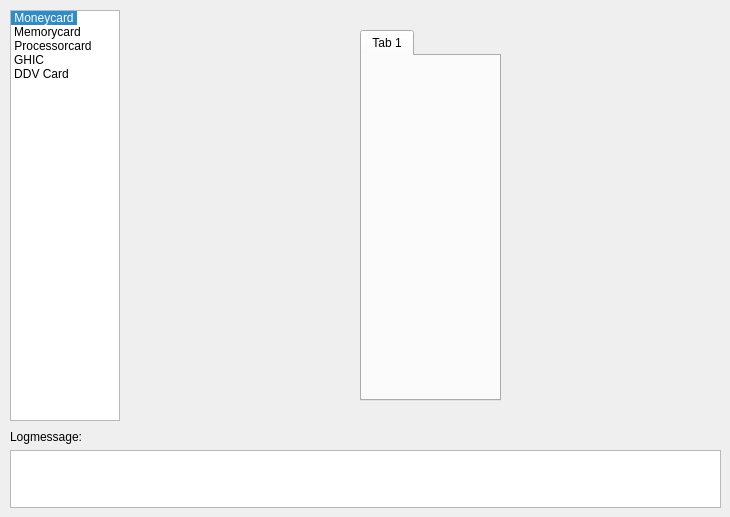
The window that trunk/ui/qcardreader.ui (BackupTheBerlios/kcardreader-svn) describes before a commit, drawn with Qt 5.
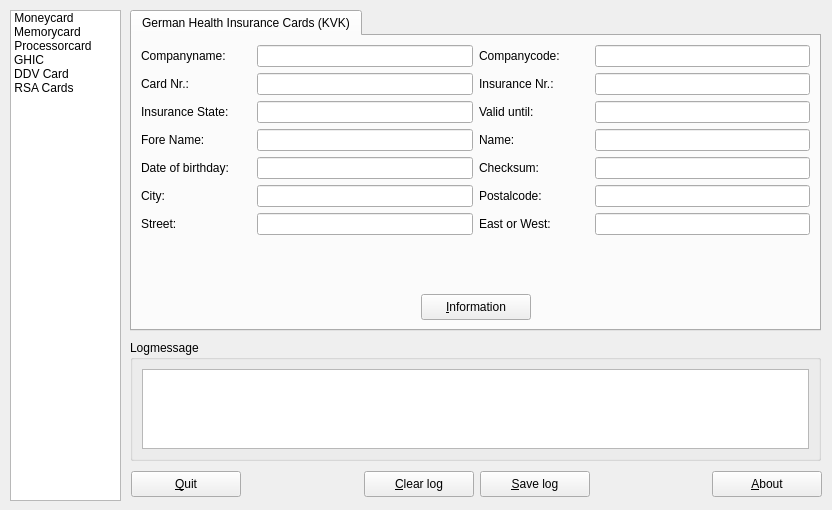
The same window after the commit. The open tabs and pages were chosen to show the change. Icons and pictures are not drawn.

Commit message: * update source/header * add functionality for KVK - Cards Data * now problem undefined symbols by LC_KVKCard_ExtendCard and LC_KVKCard_GetCardData ???

The edit to the form file:
```diff
--- a/trunk/ui/qcardreader.ui
+++ b/trunk/ui/qcardreader.ui
@@ -8,74 +8,22 @@
    <rect>
     <x>0</x>
     <y>0</y>
-    <width>730</width>
-    <height>517</height>
+    <width>832</width>
+    <height>510</height>
    </rect>
   </property>
-  <widget class="QWidget" name="layoutWidget" >
-   <property name="geometry" >
-    <rect>
-     <x>10</x>
-     <y>430</y>
-     <width>711</width>
-     <height>78</height>
-    </rect>
-   </property>
-   <layout class="QVBoxLayout" >
-    <property name="margin" >
-     <number>0</number>
-    </property>
-    <property name="spacing" >
-     <number>6</number>
-    </property>
-    <item>
-     <widget class="QLabel" name="labelLogMessage" >
-      <property name="minimumSize" >
-       <size>
-        <width>110</width>
-        <height>0</height>
-       </size>
-      </property>
-      <property name="maximumSize" >
-       <size>
-        <width>110</width>
-        <height>16777215</height>
-       </size>
-      </property>
-      <property name="text" >
-       <string>Logmessage:</string>
-      </property>
-      <property name="buddy" >
-       <cstring>listWidgetCard</cstring>
-      </property>
-     </widget>
-    </item>
-    <item>
-     <widget class="QListWidget" name="listWidgetLogMessage" />
-    </item>
-   </layout>
-  </widget>
+  <property name="windowTitle" >
+   <string>QCardReader</string>
+  </property>
   <widget class="QListWidget" name="listWidgetCard" >
    <property name="geometry" >
     <rect>
      <x>10</x>
      <y>10</y>
-     <width>110</width>
-     <height>411</height>
+     <width>111</width>
+     <height>491</height>
     </rect>
    </property>
-   <property name="minimumSize" >
-    <size>
-     <width>110</width>
-     <height>411</height>
-    </size>
-   </property>
-   <property name="maximumSize" >
-    <size>
-     <width>110</width>
-     <height>16777215</height>
-    </size>
-   </property>
    <property name="iconSize" >
     <size>
      <width>96</width>
@@ -89,7 +37,7 @@
     <enum>QListView::IconMode</enum>
    </property>
    <property name="currentRow" >
-    <number>0</number>
+    <number>-1</number>
    </property>
    <item>
     <property name="text" >
@@ -131,14 +79,142 @@
      <iconset resource="../res/qcr.qrc" >:/images/empty.png</iconset>
     </property>
    </item>
+   <item>
+    <property name="text" >
+     <string>RSA Cards</string>
+    </property>
+    <property name="icon" >
+     <iconset resource="../res/qcr.qrc" >:/images/empty.png</iconset>
+    </property>
+   </item>
+  </widget>
+  <widget class="QWidget" name="layoutWidget" >
+   <property name="geometry" >
+    <rect>
+     <x>131</x>
+     <y>470</y>
+     <width>691</width>
+     <height>28</height>
+    </rect>
+   </property>
+   <layout class="QHBoxLayout" >
+    <property name="margin" >
+     <number>0</number>
+    </property>
+    <property name="spacing" >
+     <number>6</number>
+    </property>
+    <item>
+     <widget class="QPushButton" name="pushButton_2" >
+      <property name="minimumSize" >
+       <size>
+        <width>110</width>
+        <height>26</height>
+       </size>
+      </property>
+      <property name="maximumSize" >
+       <size>
+        <width>110</width>
+        <height>26</height>
+       </size>
+      </property>
+      <property name="text" >
+       <string>&amp;Quit</string>
+      </property>
+     </widget>
+    </item>
+    <item>
+     <spacer>
+      <property name="orientation" >
+       <enum>Qt::Horizontal</enum>
+      </property>
+      <property name="sizeHint" >
+       <size>
+        <width>40</width>
+        <height>20</height>
+       </size>
+      </property>
+     </spacer>
+    </item>
+    <item>
+     <widget class="QPushButton" name="pushButton_4" >
+      <property name="minimumSize" >
+       <size>
+        <width>110</width>
+        <height>26</height>
+       </size>
+      </property>
+      <property name="maximumSize" >
+       <size>
+        <width>110</width>
+        <height>26</height>
+       </size>
+      </property>
+      <property name="text" >
+       <string>&amp;Clear log</string>
+      </property>
+     </widget>
+    </item>
+    <item>
+     <widget class="QPushButton" name="pushButton_5" >
+      <property name="minimumSize" >
+       <size>
+        <width>110</width>
+        <height>26</height>
+       </size>
+      </property>
+      <property name="maximumSize" >
+       <size>
+        <width>110</width>
+        <height>26</height>
+       </size>
+      </property>
+      <property name="text" >
+       <string>&amp;Save log</string>
+      </property>
+     </widget>
+    </item>
+    <item>
+     <spacer>
+      <property name="orientation" >
+       <enum>Qt::Horizontal</enum>
+      </property>
+      <property name="sizeHint" >
+       <size>
+        <width>40</width>
+        <height>20</height>
+       </size>
+      </property>
+     </spacer>
+    </item>
+    <item>
+     <widget class="QPushButton" name="pushButton_3" >
+      <property name="minimumSize" >
+       <size>
+        <width>110</width>
+        <height>26</height>
+       </size>
+      </property>
+      <property name="maximumSize" >
+       <size>
+        <width>110</width>
+        <height>26</height>
+       </size>
+      </property>
+      <property name="text" >
+       <string>&amp;About</string>
+      </property>
+     </widget>
+    </item>
+   </layout>
   </widget>
   <widget class="QStackedWidget" name="stackedWidgetCards" >
    <property name="geometry" >
     <rect>
      <x>130</x>
      <y>10</y>
-     <width>591</width>
-     <height>411</height>
+     <width>691</width>
+     <height>321</height>
     </rect>
    </property>
    <property name="currentIndex" >
@@ -208,10 +284,10 @@
     <widget class="QTabWidget" name="tabWidget_6" >
      <property name="geometry" >
       <rect>
-       <x>230</x>
-       <y>20</y>
-       <width>141</width>
-       <height>371</height>
+       <x>0</x>
+       <y>0</y>
+       <width>691</width>
+       <height>321</height>
       </rect>
      </property>
      <property name="currentIndex" >
@@ -219,8 +295,599 @@
      </property>
      <widget class="QWidget" name="tab_6" >
       <attribute name="title" >
-       <string>Tab 1</string>
+       <string>German Health Insurance Cards (KVK)</string>
       </attribute>
+      <layout class="QGridLayout" >
+       <property name="margin" >
+        <number>9</number>
+       </property>
+       <property name="spacing" >
+        <number>6</number>
+       </property>
+       <item row="8" column="3" >
+        <spacer>
+         <property name="orientation" >
+          <enum>Qt::Horizontal</enum>
+         </property>
+         <property name="sizeHint" >
+          <size>
+           <width>201</width>
+           <height>20</height>
+          </size>
+         </property>
+        </spacer>
+       </item>
+       <item row="8" column="0" >
+        <spacer>
+         <property name="orientation" >
+          <enum>Qt::Horizontal</enum>
+         </property>
+         <property name="sizeHint" >
+          <size>
+           <width>201</width>
+           <height>20</height>
+          </size>
+         </property>
+        </spacer>
+       </item>
+       <item row="7" column="0" colspan="4" >
+        <spacer>
+         <property name="orientation" >
+          <enum>Qt::Vertical</enum>
+         </property>
+         <property name="sizeHint" >
+          <size>
+           <width>561</width>
+           <height>20</height>
+          </size>
+         </property>
+        </spacer>
+       </item>
+       <item row="8" column="1" colspan="2" >
+        <widget class="QPushButton" name="pushButton" >
+         <property name="minimumSize" >
+          <size>
+           <width>110</width>
+           <height>26</height>
+          </size>
+         </property>
+         <property name="maximumSize" >
+          <size>
+           <width>110</width>
+           <height>26</height>
+          </size>
+         </property>
+         <property name="text" >
+          <string>&amp;Information</string>
+         </property>
+        </widget>
+       </item>
+       <item row="5" column="2" colspan="2" >
+        <layout class="QHBoxLayout" >
+         <property name="margin" >
+          <number>0</number>
+         </property>
+         <property name="spacing" >
+          <number>6</number>
+         </property>
+         <item>
+          <widget class="QLabel" name="label_11" >
+           <property name="minimumSize" >
+            <size>
+             <width>110</width>
+             <height>0</height>
+            </size>
+           </property>
+           <property name="maximumSize" >
+            <size>
+             <width>110</width>
+             <height>16777215</height>
+            </size>
+           </property>
+           <property name="text" >
+            <string>Postalcode:</string>
+           </property>
+          </widget>
+         </item>
+         <item>
+          <widget class="QLineEdit" name="lineEdit_11" >
+           <property name="readOnly" >
+            <bool>true</bool>
+           </property>
+          </widget>
+         </item>
+        </layout>
+       </item>
+       <item row="3" column="2" colspan="2" >
+        <layout class="QHBoxLayout" >
+         <property name="margin" >
+          <number>0</number>
+         </property>
+         <property name="spacing" >
+          <number>6</number>
+         </property>
+         <item>
+          <widget class="QLabel" name="label_6" >
+           <property name="minimumSize" >
+            <size>
+             <width>110</width>
+             <height>0</height>
+            </size>
+           </property>
+           <property name="maximumSize" >
+            <size>
+             <width>110</width>
+             <height>16777215</height>
+            </size>
+           </property>
+           <property name="text" >
+            <string>Name:</string>
+           </property>
+          </widget>
+         </item>
+         <item>
+          <widget class="QLineEdit" name="lineEdit_6" >
+           <property name="readOnly" >
+            <bool>true</bool>
+           </property>
+          </widget>
+         </item>
+        </layout>
+       </item>
+       <item row="0" column="2" colspan="2" >
+        <layout class="QHBoxLayout" >
+         <property name="margin" >
+          <number>0</number>
+         </property>
+         <property name="spacing" >
+          <number>6</number>
+         </property>
+         <item>
+          <widget class="QLabel" name="label_2" >
+           <property name="minimumSize" >
+            <size>
+             <width>110</width>
+             <height>0</height>
+            </size>
+           </property>
+           <property name="maximumSize" >
+            <size>
+             <width>110</width>
+             <height>16777215</height>
+            </size>
+           </property>
+           <property name="text" >
+            <string>Companycode:</string>
+           </property>
+          </widget>
+         </item>
+         <item>
+          <widget class="QLineEdit" name="lineEdit_2" >
+           <property name="readOnly" >
+            <bool>true</bool>
+           </property>
+          </widget>
+         </item>
+        </layout>
+       </item>
+       <item row="1" column="2" colspan="2" >
+        <layout class="QHBoxLayout" >
+         <property name="margin" >
+          <number>0</number>
+         </property>
+         <property name="spacing" >
+          <number>6</number>
+         </property>
+         <item>
+          <widget class="QLabel" name="label_8" >
+           <property name="minimumSize" >
+            <size>
+             <width>110</width>
+             <height>0</height>
+            </size>
+           </property>
+           <property name="maximumSize" >
+            <size>
+             <width>110</width>
+             <height>16777215</height>
+            </size>
+           </property>
+           <property name="text" >
+            <string>Insurance Nr.:</string>
+           </property>
+          </widget>
+         </item>
+         <item>
+          <widget class="QLineEdit" name="lineEdit_8" >
+           <property name="readOnly" >
+            <bool>true</bool>
+           </property>
+          </widget>
+         </item>
+        </layout>
+       </item>
+       <item row="4" column="2" colspan="2" >
+        <layout class="QHBoxLayout" >
+         <property name="margin" >
+          <number>0</number>
+         </property>
+         <property name="spacing" >
+          <number>6</number>
+         </property>
+         <item>
+          <widget class="QLabel" name="label_12" >
+           <property name="minimumSize" >
+            <size>
+             <width>110</width>
+             <height>0</height>
+            </size>
+           </property>
+           <property name="maximumSize" >
+            <size>
+             <width>110</width>
+             <height>16777215</height>
+            </size>
+           </property>
+           <property name="text" >
+            <string>Checksum:</string>
+           </property>
+          </widget>
+         </item>
+         <item>
+          <widget class="QLineEdit" name="lineEdit_12" >
+           <property name="readOnly" >
+            <bool>true</bool>
+           </property>
+          </widget>
+         </item>
+        </layout>
+       </item>
+       <item row="6" column="2" colspan="2" >
+        <layout class="QHBoxLayout" >
+         <property name="margin" >
+          <number>0</number>
+         </property>
+         <property name="spacing" >
+          <number>6</number>
+         </property>
+         <item>
+          <widget class="QLabel" name="label_13" >
+           <property name="minimumSize" >
+            <size>
+             <width>110</width>
+             <height>0</height>
+            </size>
+           </property>
+           <property name="maximumSize" >
+            <size>
+             <width>110</width>
+             <height>16777215</height>
+            </size>
+           </property>
+           <property name="text" >
+            <string>East or West:</string>
+           </property>
+          </widget>
+         </item>
+         <item>
+          <widget class="QLineEdit" name="lineEdit_13" >
+           <property name="readOnly" >
+            <bool>true</bool>
+           </property>
+          </widget>
+         </item>
+        </layout>
+       </item>
+       <item row="2" column="2" colspan="2" >
+        <layout class="QHBoxLayout" >
+         <property name="margin" >
+          <number>0</number>
+         </property>
+         <property name="spacing" >
+          <number>6</number>
+         </property>
+         <item>
+          <widget class="QLabel" name="label_15" >
+           <property name="minimumSize" >
+            <size>
+             <width>110</width>
+             <height>0</height>
+            </size>
+           </property>
+           <property name="maximumSize" >
+            <size>
+             <width>110</width>
+             <height>16777215</height>
+            </size>
+           </property>
+           <property name="text" >
+            <string>Valid until:</string>
+           </property>
+          </widget>
+         </item>
+         <item>
+          <widget class="QLineEdit" name="lineEdit_15" >
+           <property name="readOnly" >
+            <bool>true</bool>
+           </property>
+          </widget>
+         </item>
+        </layout>
+       </item>
+       <item row="6" column="0" colspan="2" >
+        <layout class="QHBoxLayout" >
+         <property name="margin" >
+          <number>0</number>
+         </property>
+         <property name="spacing" >
+          <number>6</number>
+         </property>
+         <item>
+          <widget class="QLabel" name="label_10" >
+           <property name="minimumSize" >
+            <size>
+             <width>110</width>
+             <height>0</height>
+            </size>
+           </property>
+           <property name="maximumSize" >
+            <size>
+             <width>110</width>
+             <height>16777215</height>
+            </size>
+           </property>
+           <property name="text" >
+            <string>Street:</string>
+           </property>
+          </widget>
+         </item>
+         <item>
+          <widget class="QLineEdit" name="lineEdit_10" >
+           <property name="cursor" >
+            <cursor>0</cursor>
+           </property>
+           <property name="readOnly" >
+            <bool>true</bool>
+           </property>
+          </widget>
+         </item>
+        </layout>
+       </item>
+       <item row="5" column="0" colspan="2" >
+        <layout class="QHBoxLayout" >
+         <property name="margin" >
+          <number>0</number>
+         </property>
+         <property name="spacing" >
+          <number>6</number>
+         </property>
+         <item>
+          <widget class="QLabel" name="label_9" >
+           <property name="minimumSize" >
+            <size>
+             <width>110</width>
+             <height>0</height>
+            </size>
+           </property>
+           <property name="maximumSize" >
+            <size>
+             <width>110</width>
+             <height>16777215</height>
+            </size>
+           </property>
+           <property name="text" >
+            <string>City:</string>
+           </property>
+          </widget>
+         </item>
+         <item>
+          <widget class="QLineEdit" name="lineEdit_9" >
+           <property name="cursor" >
+            <cursor>0</cursor>
+           </property>
+           <property name="readOnly" >
+            <bool>true</bool>
+           </property>
+          </widget>
+         </item>
+        </layout>
+       </item>
+       <item row="4" column="0" colspan="2" >
+        <layout class="QHBoxLayout" >
+         <property name="margin" >
+          <number>0</number>
+         </property>
+         <property name="spacing" >
+          <number>6</number>
+         </property>
+         <item>
+          <widget class="QLabel" name="label_7" >
+           <property name="minimumSize" >
+            <size>
+             <width>110</width>
+             <height>0</height>
+            </size>
+           </property>
+           <property name="maximumSize" >
+            <size>
+             <width>110</width>
+             <height>16777215</height>
+            </size>
+           </property>
+           <property name="text" >
+            <string>Date of birthday:</string>
+           </property>
+          </widget>
+         </item>
+         <item>
+          <widget class="QLineEdit" name="lineEdit_7" >
+           <property name="cursor" >
+            <cursor>0</cursor>
+           </property>
+           <property name="readOnly" >
+            <bool>true</bool>
+           </property>
+          </widget>
+         </item>
+        </layout>
+       </item>
+       <item row="2" column="0" colspan="2" >
+        <layout class="QHBoxLayout" >
+         <property name="margin" >
+          <number>0</number>
+         </property>
+         <property name="spacing" >
+          <number>6</number>
+         </property>
+         <item>
+          <widget class="QLabel" name="label_4" >
+           <property name="minimumSize" >
+            <size>
+             <width>110</width>
+             <height>0</height>
+            </size>
+           </property>
+           <property name="maximumSize" >
+            <size>
+             <width>110</width>
+             <height>16777215</height>
+            </size>
+           </property>
+           <property name="text" >
+            <string>Insurance State:</string>
+           </property>
+          </widget>
+         </item>
+         <item>
+          <widget class="QLineEdit" name="lineEdit_4" >
+           <property name="cursor" >
+            <cursor>0</cursor>
+           </property>
+           <property name="readOnly" >
+            <bool>true</bool>
+           </property>
+          </widget>
+         </item>
+        </layout>
+       </item>
+       <item row="1" column="0" colspan="2" >
+        <layout class="QHBoxLayout" >
+         <property name="margin" >
+          <number>0</number>
+         </property>
+         <property name="spacing" >
+          <number>6</number>
+         </property>
+         <item>
+          <widget class="QLabel" name="label_3" >
+           <property name="minimumSize" >
+            <size>
+             <width>110</width>
+             <height>0</height>
+            </size>
+           </property>
+           <property name="maximumSize" >
+            <size>
+             <width>110</width>
+             <height>16777215</height>
+            </size>
+           </property>
+           <property name="text" >
+            <string>Card Nr.:</string>
+           </property>
+          </widget>
+         </item>
+         <item>
+          <widget class="QLineEdit" name="lineEdit_3" >
+           <property name="cursor" >
+            <cursor>0</cursor>
+           </property>
+           <property name="readOnly" >
+            <bool>true</bool>
+           </property>
+          </widget>
+         </item>
+        </layout>
+       </item>
+       <item row="0" column="0" colspan="2" >
+        <layout class="QHBoxLayout" >
+         <property name="margin" >
+          <number>0</number>
+         </property>
+         <property name="spacing" >
+          <number>6</number>
+         </property>
+         <item>
+          <widget class="QLabel" name="label" >
+           <property name="minimumSize" >
+            <size>
+             <width>110</width>
+             <height>0</height>
+            </size>
+           </property>
+           <property name="maximumSize" >
+            <size>
+             <width>110</width>
+             <height>16777215</height>
+            </size>
+           </property>
+           <property name="text" >
+            <string>Companyname:</string>
+           </property>
+          </widget>
+         </item>
+         <item>
+          <widget class="QLineEdit" name="lineEdit" >
+           <property name="cursor" >
+            <cursor>0</cursor>
+           </property>
+           <property name="readOnly" >
+            <bool>true</bool>
+           </property>
+          </widget>
+         </item>
+        </layout>
+       </item>
+       <item row="3" column="0" colspan="2" >
+        <layout class="QHBoxLayout" >
+         <property name="margin" >
+          <number>0</number>
+         </property>
+         <property name="spacing" >
+          <number>6</number>
+         </property>
+         <item>
+          <widget class="QLabel" name="label_5" >
+           <property name="minimumSize" >
+            <size>
+             <width>110</width>
+             <height>0</height>
+            </size>
+           </property>
+           <property name="maximumSize" >
+            <size>
+             <width>110</width>
+             <height>16777215</height>
+            </size>
+           </property>
+           <property name="text" >
+            <string>Fore Name:</string>
+           </property>
+          </widget>
+         </item>
+         <item>
+          <widget class="QLineEdit" name="lineEdit_5" >
+           <property name="cursor" >
+            <cursor>0</cursor>
+           </property>
+           <property name="readOnly" >
+            <bool>true</bool>
+           </property>
+          </widget>
+         </item>
+        </layout>
+       </item>
+      </layout>
      </widget>
     </widget>
    </widget>
@@ -244,6 +911,50 @@
      </widget>
     </widget>
    </widget>
+   <widget class="QWidget" name="page_6" >
+    <widget class="QTabWidget" name="tabWidget" >
+     <property name="geometry" >
+      <rect>
+       <x>0</x>
+       <y>0</y>
+       <width>591</width>
+       <height>321</height>
+      </rect>
+     </property>
+     <property name="currentIndex" >
+      <number>0</number>
+     </property>
+     <widget class="QWidget" name="tabRSACards" >
+      <attribute name="title" >
+       <string>RSA Cards</string>
+      </attribute>
+     </widget>
+    </widget>
+   </widget>
+  </widget>
+  <widget class="QGroupBox" name="groupBox" >
+   <property name="geometry" >
+    <rect>
+     <x>130</x>
+     <y>340</y>
+     <width>691</width>
+     <height>121</height>
+    </rect>
+   </property>
+   <property name="title" >
+    <string>Logmessage</string>
+   </property>
+   <layout class="QGridLayout" >
+    <property name="margin" >
+     <number>9</number>
+    </property>
+    <property name="spacing" >
+     <number>6</number>
+    </property>
+    <item row="0" column="0" >
+     <widget class="QListWidget" name="listWidget" />
+    </item>
+   </layout>
   </widget>
  </widget>
  <pixmapfunction></pixmapfunction>
```
Left out of the diff: 74 changed lines with no effect on the pictures. The commit also changes 8 other files.
